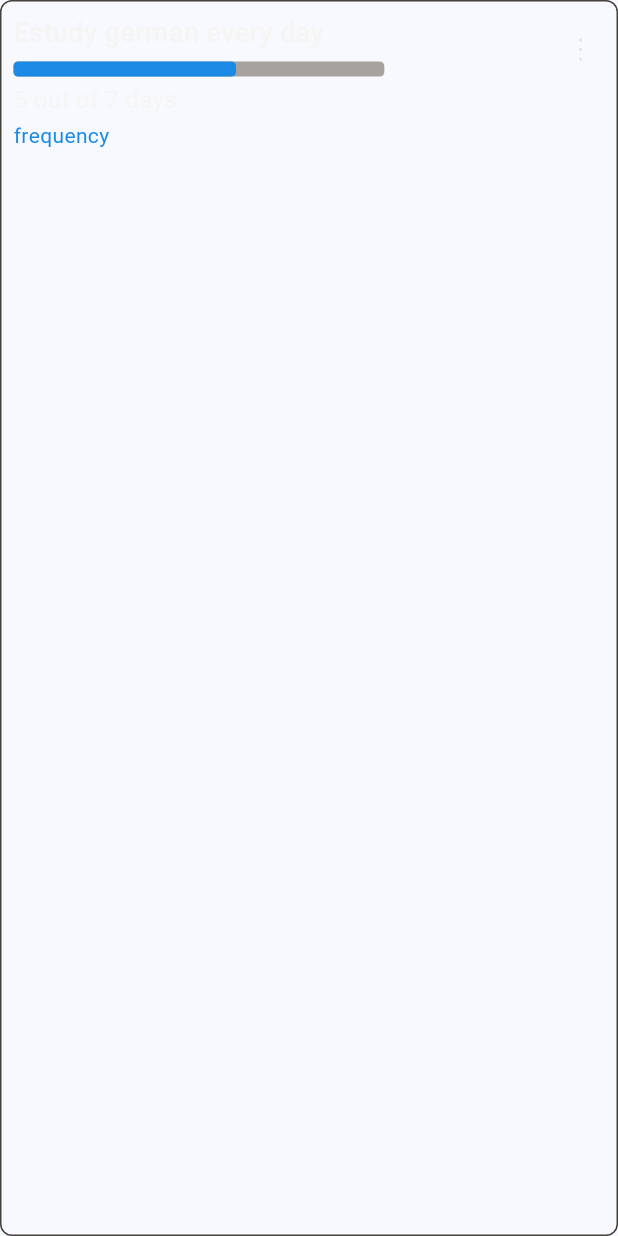
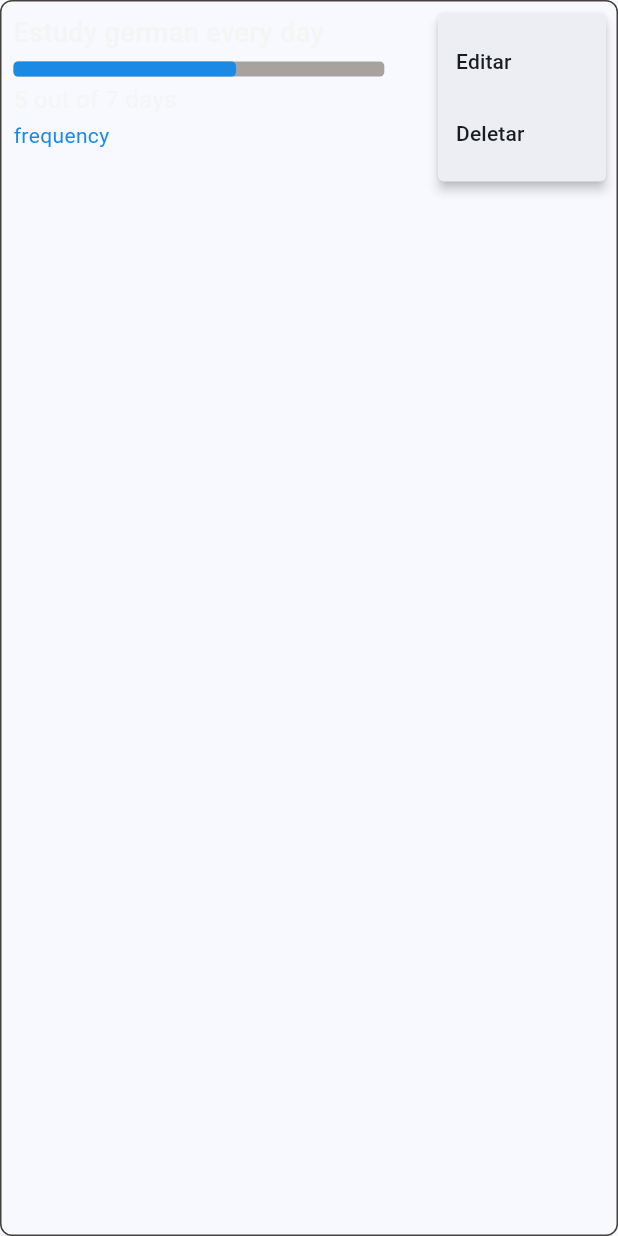
Before and after one commit to mozart-rue/habit_manager, a Flutter app: the GoalTileComponent widget shown alone on an empty page, opened directly, after a tap on an icon or button, on a phone screen of 412 x 824 dp. Run offline on Flutter 3.47's test engine with Material 3 defaults, Android fonts, the light colour scheme and no system bars; our stand-ins replace email_validator, flutter_phosphor_icons, gap; missing offline and left inert: bottom_bar, validatorless.

Commit message:
feat: change iconbutun to popupmenu

```diff
--- a/lib/core/ui/components/goal_tile_component.dart
+++ b/lib/core/ui/components/goal_tile_component.dart
@@ -61,12 +61,24 @@ class GoalTileComponent extends StatelessWidget {
                 ),
               ],
             ),
-            IconButton(
-              onPressed: () {},
+            PopupMenuButton(
               icon: const Icon(
                 PhosphorIcons.dots_three_vertical,
                 color: AppColors.slate200,
               ),
+              itemBuilder: (context) {
+                return const [
+                  PopupMenuItem<int>(
+                    value: 0,
+                    child: Text('Editar'),
+                  ),
+                  PopupMenuItem<int>(
+                    value: 1,
+                    child: Text('Deletar'),
+                  ),
+                ];
+              },
+              onSelected: (value) {},
             ),
           ],
         ),
```
